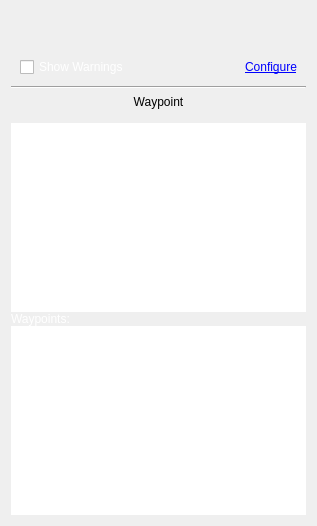
Old version of the form kadasrouting/gui/navigationpanel.ui in the repository kadas-albireo/kadas-albireo2.
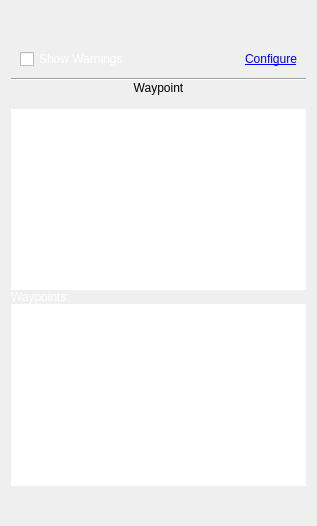
New version of the form.

```diff
--- a/kadasrouting/gui/navigationpanel.ui
+++ b/kadasrouting/gui/navigationpanel.ui
@@ -79,19 +79,6 @@
      </property>
     </widget>
    </item>
-   <item>
-    <spacer name="verticalSpacer_2">
-     <property name="orientation">
-      <enum>Qt::Vertical</enum>
-     </property>
-     <property name="sizeHint" stdset="0">
-      <size>
-       <width>20</width>
-       <height>10</height>
-      </size>
-     </property>
-    </spacer>
-   </item>
    <item>
     <widget class="QLabel" name="labelWaypointName">
      <property name="text">
@@ -136,6 +123,19 @@
      </property>
     </widget>
    </item>
+   <item>
+    <spacer name="verticalSpacer_3">
+     <property name="orientation">
+      <enum>Qt::Vertical</enum>
+     </property>
+     <property name="sizeHint" stdset="0">
+      <size>
+       <width>20</width>
+       <height>40</height>
+      </size>
+     </property>
+    </spacer>
+   </item>
   </layout>
  </widget>
  <resources/>
```
